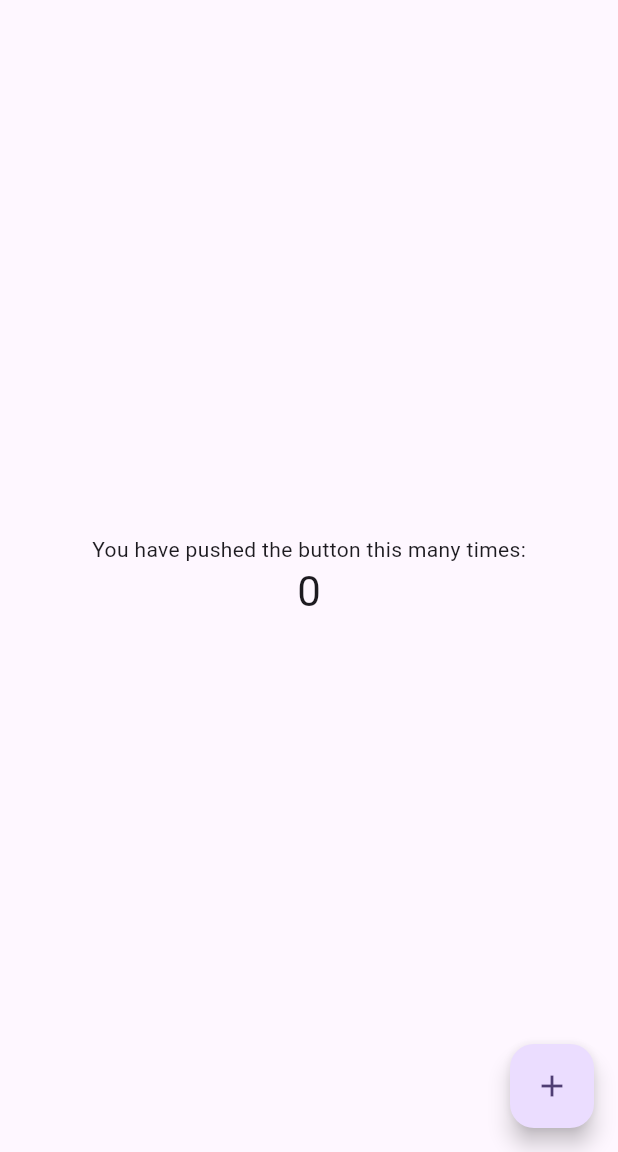
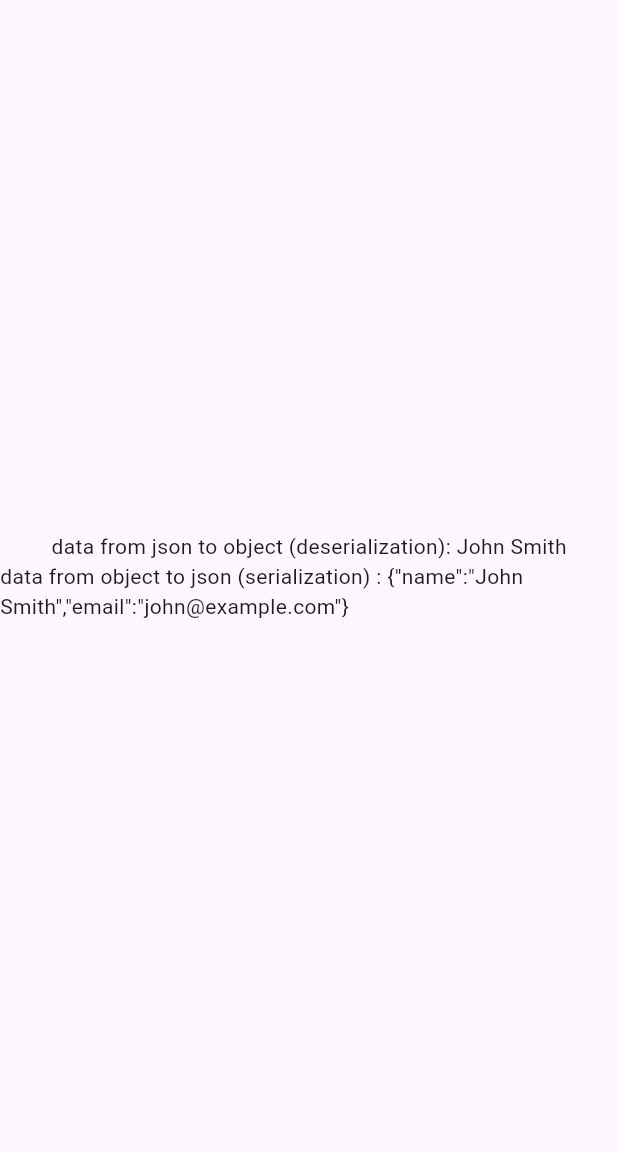
Before and after one commit to mshalaby0001/json_project, a Flutter app: the screen it shows after launch, on a phone screen of 412 x 824 dp, the part 84-1236 px from its top. Run offline on Flutter 3.47's test engine with Material 3 defaults, Android fonts, the phone set to English and light mode, and no system bars.

Commit message:
json serialization

```diff
--- /dev/null
+++ b/lib/bussiness logic/user.dart
@@ -0,0 +1,15 @@
+
+class User {
+  final String name;
+  final String email;
+  User(this.name, this.email);
+  // deserialize (json => object)
+  User.fromJson(Map<String, dynamic> json)
+  : name = json['name'] as String,
+    email = json['email'] as String;
+  // serialization (object => json)
+  Map<String,dynamic> tojson() => {
+    'name' : name,
+    'email' : email
+  };
+}
--- /dev/null
+++ b/lib/data layer/json_data.dart
@@ -0,0 +1,3 @@
+class JsonData {
+  static String jsonString = '{"name": "John Smith", "email": "john@example.com"}';
+}
--- a/lib/main.dart
+++ b/lib/main.dart
@@ -1,4 +1,8 @@
+import 'dart:convert';
+
 import 'package:flutter/material.dart';
+import 'package:json_project/bussiness%20logic/user.dart';
+import 'package:json_project/data%20layer/json_data.dart';
 
 void main() {
   runApp(const MyApp());
@@ -7,27 +11,11 @@ void main() {
 class MyApp extends StatelessWidget {
   const MyApp({super.key});
 
-  // This widget is the root of your application.
-  @override
+   @override
   Widget build(BuildContext context) {
     return MaterialApp(
       title: 'Flutter Demo',
       theme: ThemeData(
-        // This is the theme of your application.
-        //
-        // TRY THIS: Try running your application with "flutter run". You'll see
-        // the application has a purple toolbar. Then, without quitting the app,
-        // try changing the seedColor in the colorScheme below to Colors.green
-        // and then invoke "hot reload" (save your changes or press the "hot
-        // reload" button in a Flutter-supported IDE, or press "r" if you used
-        // the command line to start the app).
-        //
-        // Notice that the counter didn't reset back to zero; the application
-        // state is not lost during the reload. To reset the state, use hot
-        // restart instead.
-        //
-        // This works for code too, not just values: Most code changes can be
-        // tested with just a hot reload.
         colorScheme: ColorScheme.fromSeed(seedColor: Colors.deepPurple),
         useMaterial3: true,
       ),
@@ -38,16 +26,6 @@ class MyApp extends StatelessWidget {
 
 class MyHomePage extends StatefulWidget {
   const MyHomePage({super.key, required this.title});
-
-  // This widget is the home page of your application. It is stateful, meaning
-  // that it has a State object (defined below) that contains fields that affect
-  // how it looks.
-
-  // This class is the configuration for the state. It holds the values (in this
-  // case the title) provided by the parent (in this case the App widget) and
-  // used by the build method of the State. Fields in a Widget subclass are
-  // always marked "final".
-
   final String title;
 
   @override
@@ -55,71 +33,41 @@ class MyHomePage extends StatefulWidget {
 }
 
 class _MyHomePageState extends State<MyHomePage> {
-  int _counter = 0;
-
-  void _incrementCounter() {
-    setState(() {
-      // This call to setState tells the Flutter framework that something has
-      // changed in this State, which causes it to rerun the build method below
-      // so that the display can reflect the updated values. If we changed
-      // _counter without calling setState(), then the build method would not be
-      // called again, and so nothing would appear to happen.
-      _counter++;
-    });
-  }
 
   @override
   Widget build(BuildContext context) {
-    // This method is rerun every time setState is called, for instance as done
-    // by the _incrementCounter method above.
-    //
-    // The Flutter framework has been optimized to make rerunning build methods
-    // fast, so that you can just rebuild anything that needs updating rather
-    // than having to individually change instances of widgets.
+    // access data source
+    String jsonData = JsonData.jsonString;
+
+    // deserialize
+    // converting string to map
+    Map<String,dynamic> userMap = jsonDecode(jsonData);
+    // conveting map to object
+    User user  = User.fromJson(userMap);
+
+    //serialize
+    // conveting object to map
+    Map<String, dynamic> jsonMap = user.tojson();
+    // converting map to json
+    String json = jsonEncode(jsonMap);
     return Scaffold(
       appBar: AppBar(
-        // TRY THIS: Try changing the color here to a specific color (to
-        // Colors.amber, perhaps?) and trigger a hot reload to see the AppBar
-        // change color while the other colors stay the same.
         backgroundColor: Theme.of(context).colorScheme.inversePrimary,
-        // Here we take the value from the MyHomePage object that was created by
-        // the App.build method, and use it to set our appbar title.
         title: Text(widget.title),
       ),
       body: Center(
-        // Center is a layout widget. It takes a single child and positions it
-        // in the middle of the parent.
         child: Column(
-          // Column is also a layout widget. It takes a list of children and
-          // arranges them vertically. By default, it sizes itself to fit its
-          // children horizontally, and tries to be as tall as its parent.
-          //
-          // Column has various properties to control how it sizes itself and
-          // how it positions its children. Here we use mainAxisAlignment to
-          // center the children vertically; the main axis here is the vertical
-          // axis because Columns are vertical (the cross axis would be
-          // horizontal).
-          //
-          // TRY THIS: Invoke "debug painting" (choose the "Toggle Debug Paint"
-          // action in the IDE, or press "p" in the console), to see the
-          // wireframe for each widget.
           mainAxisAlignment: MainAxisAlignment.center,
           children: <Widget>[
-            const Text(
-              'You have pushed the button this many times:',
+              Text(
+              'data from json to object (deserialization): ${user.name}',
             ),
-            Text(
-              '$_counter',
-              style: Theme.of(context).textTheme.headlineMedium,
+              Text(
+              'data from object to json (serialization) : ${json}',
             ),
           ],
         ),
       ),
-      floatingActionButton: FloatingActionButton(
-        onPressed: _incrementCounter,
-        tooltip: 'Increment',
-        child: const Icon(Icons.add),
-      ), // This trailing comma makes auto-formatting nicer for build methods.
     );
   }
 }
--- a/pubspec.yaml
+++ b/pubspec.yaml
@@ -34,7 +34,6 @@ dependencies:
   # The following adds the Cupertino Icons font to your application.
   # Use with the CupertinoIcons class for iOS style icons.
   cupertino_icons: ^1.0.8
-  flutter_bloc: ^9.1.0
 
 dev_dependencies:
   flutter_test:
```
Also changed, not shown: lib/data layer/user.dart (deleted), pubspec.lock.
